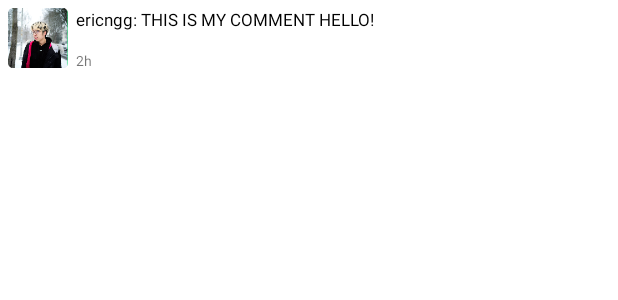
After one commit to ericngg/FBU-Instagram, an Android app: the layout item_comment.xml on its own in the app's theme, with its tools: preview values and no code run, on a phone screen of 412 x 824 dp. The commit adds this screen. Shown: the top 300 px of the screen. Run offline under Robolectric (Android 15) with nearby library versions, the phone set to English and light mode, and no system bars.

Commit message:
added comments

```diff
--- a/app/src/main/java/com/example/instagram/ParseApplication.java
+++ b/app/src/main/java/com/example/instagram/ParseApplication.java
@@ -2,6 +2,7 @@ package com.example.instagram;
 
 import android.app.Application;
 
+import com.example.instagram.Activities.Comment;
 import com.parse.Parse;
 import com.parse.ParseObject;
 
@@ -12,6 +13,7 @@ public class ParseApplication extends Application {
         super.onCreate();
 
         ParseObject.registerSubclass(Post.class);
+        ParseObject.registerSubclass(Comment.class);
 
         Parse.initialize(new Parse.Configuration.Builder(this)
                 .applicationId("HVZbUnXAQJetaugySLCBnpKKXsRsfxpQDdJW9KQy")
--- a/app/src/main/java/com/example/instagram/postAdapter.java
+++ b/app/src/main/java/com/example/instagram/postAdapter.java
@@ -17,8 +17,10 @@ import androidx.annotation.NonNull;
 import androidx.recyclerview.widget.RecyclerView;
 
 import com.bumptech.glide.Glide;
+import com.example.instagram.Activities.Comment;
 import com.example.instagram.Activities.MainActivity;
 import com.example.instagram.Activities.PostDetailActivity;
+import com.parse.FindCallback;
 import com.parse.ParseFile;
 import com.parse.ParseObject;
 import com.parse.ParseQuery;
--- /dev/null
+++ b/app/src/main/res/layout/item_comment.xml
@@ -0,0 +1,50 @@
+<?xml version="1.0" encoding="utf-8"?>
+<RelativeLayout
+    xmlns:android="http://schemas.android.com/apk/res/android"
+    xmlns:app="http://schemas.android.com/apk/res-auto"
+    xmlns:tools="http://schemas.android.com/tools"
+    android:padding="5dp"
+    android:layout_width="match_parent"
+    android:layout_height="wrap_content">
+
+
+    <ImageView
+        android:id="@+id/ivCommentPicture"
+        android:layout_width="40dp"
+        android:layout_height="40dp"
+        android:layout_alignParentStart="true"
+        android:layout_alignParentTop="true"
+        android:layout_marginStart="0dp"
+        android:layout_marginTop="0dp"
+        android:scaleType="centerCrop"
+        android:adjustViewBounds="true"
+        app:srcCompat="@mipmap/pfp_round" />
+
+    <TextView
+        android:id="@+id/tvComment"
+        android:layout_width="wrap_content"
+        android:layout_height="wrap_content"
+        android:layout_alignParentTop="true"
+        android:layout_alignParentEnd="true"
+        android:layout_marginStart="5dp"
+        android:layout_marginTop="0dp"
+        android:layout_marginEnd="0dp"
+        android:layout_toEndOf="@+id/ivCommentPicture"
+        android:ellipsize="end"
+        android:maxLines="2"
+        android:minLines="2"
+        android:textColor="@color/black"
+        android:textSize="11sp"
+        tools:text="ericngg: THIS IS MY COMMENT HELLO!" />
+
+    <TextView
+        android:id="@+id/tvCommentCreatedAt"
+        android:layout_width="wrap_content"
+        android:layout_height="wrap_content"
+        android:layout_below="@+id/tvComment"
+        android:layout_marginStart="5dp"
+        android:layout_marginTop="0dp"
+        android:layout_toEndOf="@+id/ivCommentPicture"
+        android:textSize="9sp"
+        tools:text="2h" />
+</RelativeLayout>
```
Also changed, not shown: app/src/main/java/com/example/instagram/Activities/Comment.java (added, +27 -0 lines), app/src/main/java/com/example/instagram/Activities/PostDetailActivity.java (+41 -0 lines), app/src/main/java/com/example/instagram/commentAdapter.java (added, +91 -0 lines), app/src/main/res/layout/activity_post_detail.xml (+9 -1 lines).
